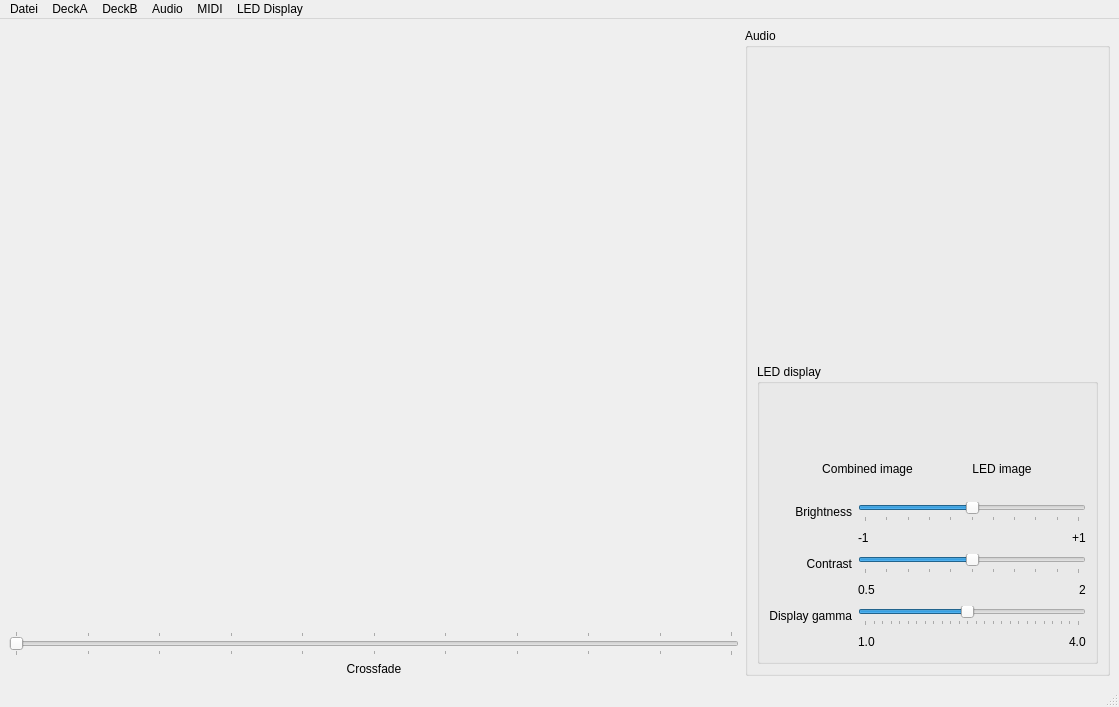
Qt form src/MainWindow.ui (HorstBaerbel/NerDisco) before a commit.
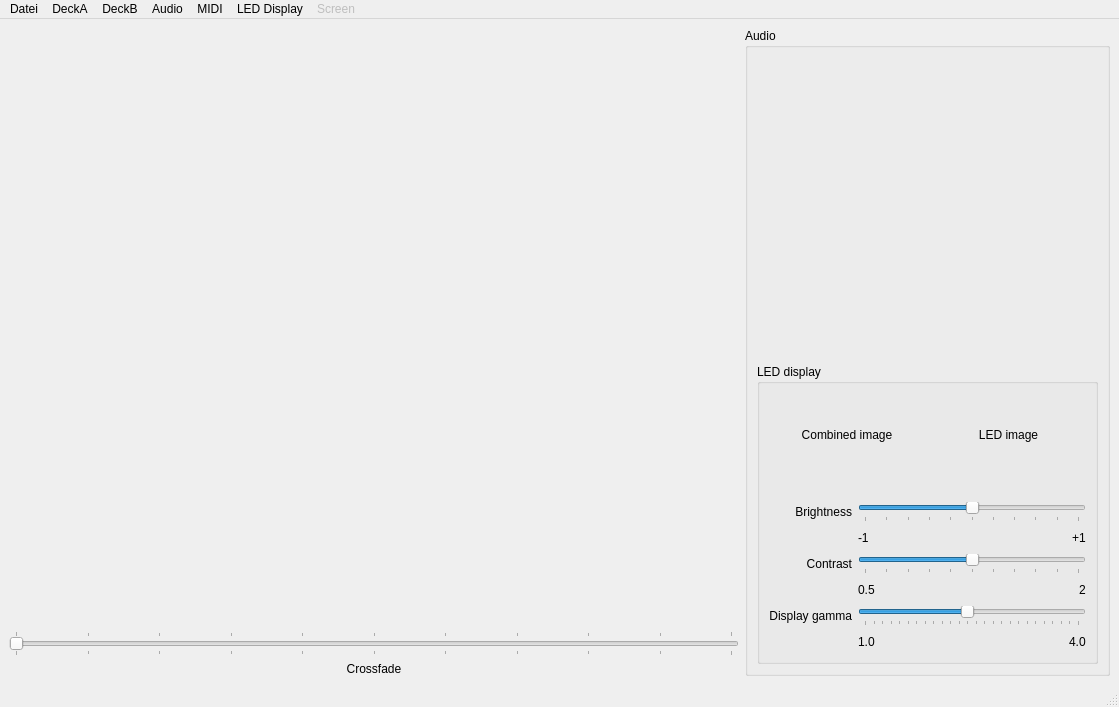
The same form after that commit. Icons and pictures are not drawn. Custom widgets are drawn as their Qt base class.

Patch:
```diff
--- a/src/MainWindow.ui
+++ b/src/MainWindow.ui
@@ -89,13 +89,7 @@
               <item>
                <layout class="QGridLayout" name="gridLayout">
                 <item row="1" column="1">
-                 <widget class="QLabel" name="labelRealImage">
-                  <property name="sizePolicy">
-                   <sizepolicy hsizetype="Fixed" vsizetype="Fixed">
-                    <horstretch>0</horstretch>
-                    <verstretch>0</verstretch>
-                   </sizepolicy>
-                  </property>
+                 <widget class="QAspectRatioLabel" name="labelRealImage">
                   <property name="text">
                    <string/>
                   </property>
@@ -105,13 +99,7 @@
                  </widget>
                 </item>
                 <item row="1" column="0">
-                 <widget class="QLabel" name="labelFinalImage">
-                  <property name="sizePolicy">
-                   <sizepolicy hsizetype="Fixed" vsizetype="Fixed">
-                    <horstretch>0</horstretch>
-                    <verstretch>0</verstretch>
-                   </sizepolicy>
-                  </property>
+                 <widget class="QAspectRatioLabel" name="labelFinalImage">
                   <property name="text">
                    <string notr="true"/>
                   </property>
@@ -513,12 +501,21 @@
     <addaction name="actionStoreLearnedConnection"/>
     <addaction name="actionClearMidiConnections"/>
    </widget>
+   <widget class="QMenu" name="menuScreen">
+    <property name="enabled">
+     <bool>false</bool>
+    </property>
+    <property name="title">
+     <string>Screen</string>
+    </property>
+   </widget>
    <addaction name="menuFile"/>
    <addaction name="menuDeckA"/>
    <addaction name="menuDeckB"/>
    <addaction name="menuAudio"/>
    <addaction name="menuMidi"/>
    <addaction name="menuDisplay"/>
+   <addaction name="menuScreen"/>
   </widget>
   <widget class="QStatusBar" name="statusbar"/>
   <action name="actionOptions">
@@ -861,6 +858,11 @@
    <header>Deck.h</header>
    <container>1</container>
   </customwidget>
+  <customwidget>
+   <class>QAspectRatioLabel</class>
+   <extends>QLabel</extends>
+   <header>QAspectRatioLabel.h</header>
+  </customwidget>
  </customwidgets>
  <resources>
   <include location="../resources/resources.qrc"/>
```
Left out of the diff: 6 changed lines with no effect on the pictures.
